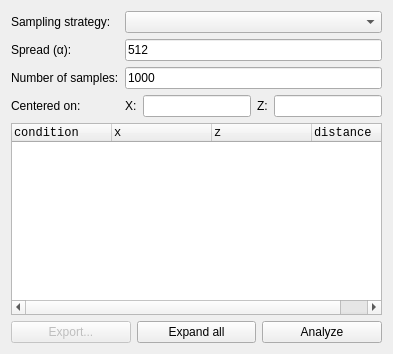
Cubitect/cubiomes-viewer, file src/tablocations.ui: the form before one commit.
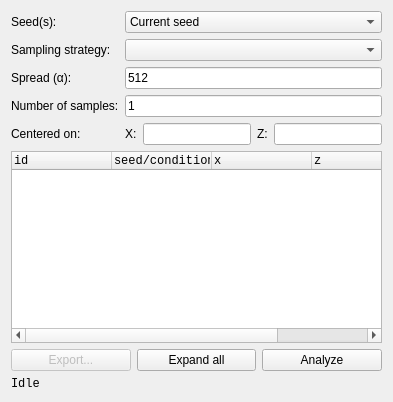
The form after the commit.

Commit message: Several fixes for 4.0 + github actions * fixed several bugs with the 4.0 changes * fixed headless mode, so the eventloop actually starts * added github action for a windows build * removed triggers tab * updated metainfo

What changed in the file:
```diff
--- a/src/tablocations.ui
+++ b/src/tablocations.ui
@@ -7,34 +7,77 @@
   </property>
   <layout class="QGridLayout" name="gridLayout">
    <item row="3" column="0">
-    <widget class="QLabel" name="label_4">
+    <widget class="QLabel" name="label_3">
      <property name="text">
-      <string>Centered on:</string>
+      <string>Number of samples:</string>
      </property>
     </widget>
    </item>
-   <item row="0" column="0">
-    <widget class="QLabel" name="label_2">
+   <item row="10" column="0" colspan="5">
+    <widget class="QLabel" name="labelStatus">
+     <property name="font">
+      <font>
+       <family>Monospace</family>
+      </font>
+     </property>
      <property name="text">
-      <string>Sampling strategy:</string>
+      <string>Idle</string>
      </property>
     </widget>
    </item>
-   <item row="3" column="1">
+   <item row="3" column="1" colspan="4">
+    <widget class="QLineEdit" name="lineN">
+     <property name="text">
+      <string>1</string>
+     </property>
+    </widget>
+   </item>
+   <item row="4" column="4">
+    <widget class="QLineEdit" name="lineZ"/>
+   </item>
+   <item row="4" column="1">
     <widget class="QLabel" name="label_5">
      <property name="text">
       <string>&lt;html&gt;&lt;head/&gt;&lt;body&gt;&lt;p&gt;X:&lt;/p&gt;&lt;/body&gt;&lt;/html&gt;</string>
      </property>
     </widget>
    </item>
+   <item row="1" column="0">
+    <widget class="QLabel" name="label_2">
+     <property name="text">
+      <string>Sampling strategy:</string>
+     </property>
+    </widget>
+   </item>
+   <item row="9" column="0" colspan="5">
+    <layout class="QHBoxLayout" name="horizontalLayout">
+     <item>
+      <widget class="QPushButton" name="pushExport">
+       <property name="enabled">
+        <bool>false</bool>
+       </property>
+       <property name="text">
+        <string>Export...</string>
+       </property>
+      </widget>
+     </item>
+     <item>
+      <widget class="QPushButton" name="pushExpand">
+       <property name="text">
+        <string>Expand all</string>
+       </property>
+      </widget>
+     </item>
+     <item>
+      <widget class="QPushButton" name="pushStart">
+       <property name="text">
+        <string>Analyze</string>
+       </property>
+      </widget>
+     </item>
+    </layout>
+   </item>
    <item row="1" column="1" colspan="4">
-    <widget class="QLineEdit" name="lineA">
-     <property name="text">
-      <string>512</string>
-     </property>
-    </widget>
-   </item>
-   <item row="0" column="1" colspan="4">
     <widget class="QComboBox" name="comboSampling">
      <property name="sizePolicy">
       <sizepolicy hsizetype="MinimumExpanding" vsizetype="Fixed">
@@ -44,10 +87,7 @@
      </property>
     </widget>
    </item>
-   <item row="3" column="4">
-    <widget class="QLineEdit" name="lineZ"/>
-   </item>
-   <item row="7" column="0" colspan="5">
+   <item row="8" column="0" colspan="5">
     <widget class="QTreeWidget" name="treeWidget">
      <property name="font">
       <font>
@@ -74,7 +114,12 @@
      </attribute>
      <column>
       <property name="text">
-       <string>condition</string>
+       <string>id</string>
+      </property>
+     </column>
+     <column>
+      <property name="text">
+       <string>seed/condition</string>
       </property>
       <property name="font">
        <font>
@@ -109,63 +154,56 @@
      </column>
     </widget>
    </item>
-   <item row="3" column="2">
+   <item row="2" column="1" colspan="4">
+    <widget class="QLineEdit" name="lineA">
+     <property name="text">
+      <string>512</string>
+     </property>
+    </widget>
+   </item>
+   <item row="4" column="2">
     <widget class="QLineEdit" name="lineX"/>
    </item>
-   <item row="8" column="0" colspan="5">
-    <layout class="QHBoxLayout" name="horizontalLayout">
-     <item>
-      <widget class="QPushButton" name="pushExport">
-       <property name="enabled">
-        <bool>false</bool>
-       </property>
-       <property name="text">
-        <string>Export...</string>
-       </property>
-      </widget>
-     </item>
-     <item>
-      <widget class="QPushButton" name="pushExpand">
-       <property name="text">
-        <string>Expand all</string>
-       </property>
-      </widget>
-     </item>
-     <item>
-      <widget class="QPushButton" name="pushStart">
-       <property name="text">
-        <string>Analyze</string>
-       </property>
-      </widget>
-     </item>
-    </layout>
-   </item>
-   <item row="3" column="3">
+   <item row="4" column="3">
     <widget class="QLabel" name="label_6">
      <property name="text">
       <string>Z:</string>
      </property>
     </widget>
    </item>
-   <item row="1" column="0">
+   <item row="4" column="0">
+    <widget class="QLabel" name="label_4">
+     <property name="text">
+      <string>Centered on:</string>
+     </property>
+    </widget>
+   </item>
+   <item row="2" column="0">
     <widget class="QLabel" name="label">
      <property name="text">
       <string>Spread (α):</string>
      </property>
     </widget>
    </item>
-   <item row="2" column="1" colspan="4">
-    <widget class="QLineEdit" name="lineN">
+   <item row="0" column="0">
+    <widget class="QLabel" name="label_7">
      <property name="text">
-      <string>1000</string>
+      <string>Seed(s):</string>
      </property>
     </widget>
    </item>
-   <item row="2" column="0">
-    <widget class="QLabel" name="label_3">
-     <property name="text">
-      <string>Number of samples:</string>
-     </property>
+   <item row="0" column="1" colspan="4">
+    <widget class="QComboBox" name="comboSeedSource">
+     <item>
+      <property name="text">
+       <string>Current seed</string>
+      </property>
+     </item>
+     <item>
+      <property name="text">
+       <string>From matching seeds list</string>
+      </property>
+     </item>
     </widget>
    </item>
   </layout>
```
The commit also changes 22 other files.
